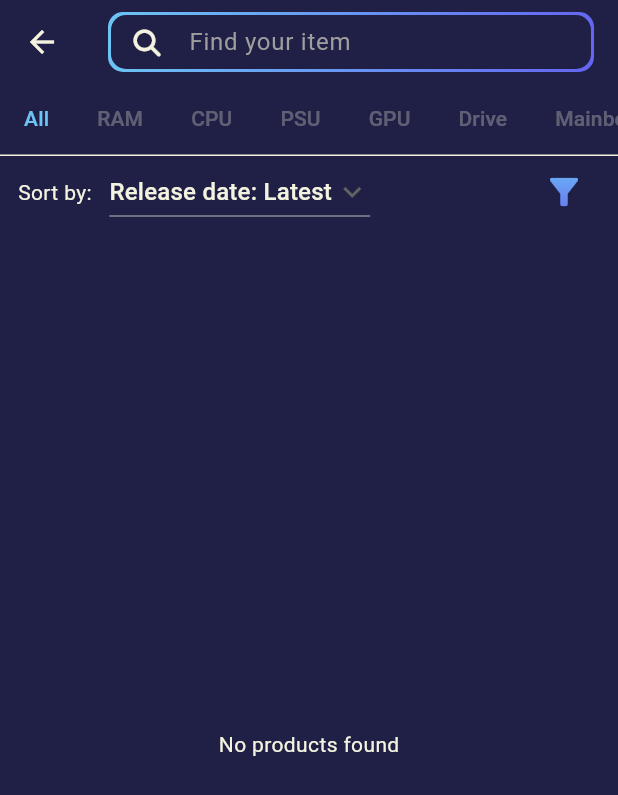
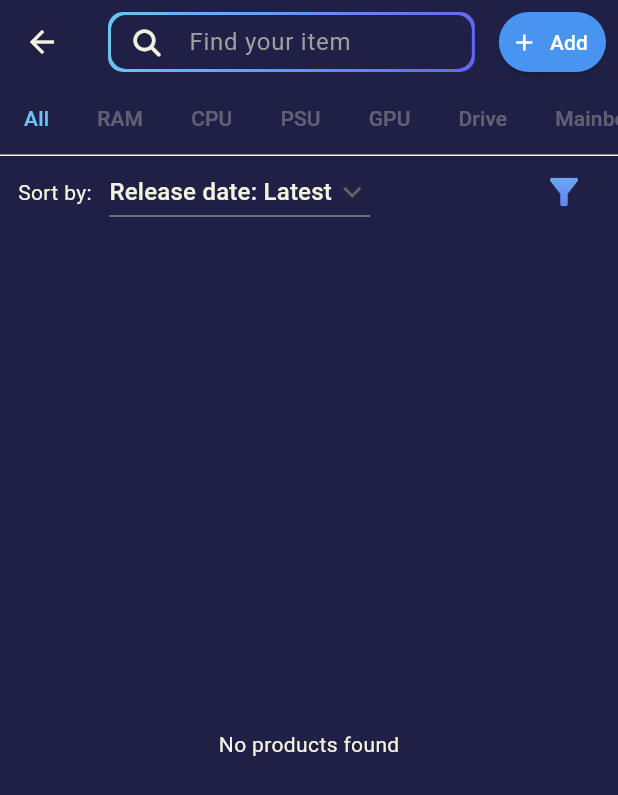
Before and after one commit to FiveM-UIT/OOD-SE100.P13-GoodGadget, a Flutter app: the ProductScreen screen opened directly, on a phone screen of 412 x 824 dp. Shown: the top 795 px of the screen. Run offline on Flutter 3.47's test engine with Material 3 defaults, Android fonts, the phone set to English and light mode, and no system bars; our stand-ins replace bloc, cloud_firestore, equatable, firebase_auth, firebase_core, flutter_bloc and 2 more; accounts and stored records are empty; Roboto replaces fonts that are missing (Montserrat).

Commit message:
add "add product: button

```diff
--- a/lib/screens/product/product_screen/product_screen_view.dart
+++ b/lib/screens/product/product_screen/product_screen_view.dart
@@ -72,6 +72,23 @@ class _ProductScreenState extends State<ProductScreen> with SingleTickerProvider
               cubit.updateSearchText(value);
             },
           ),
+          actions: [
+            ElevatedButton.icon(
+              onPressed: () {
+                // Add your onPressed code here!
+              },
+              icon: const Icon(Icons.add, color: Colors.white),
+              label: const Text('Add', style: TextStyle(color: Colors.white)),
+              style: ElevatedButton.styleFrom(
+                backgroundColor: Theme.of(context).colorScheme.onPrimary,
+                padding: const EdgeInsets.fromLTRB(8, 4, 12, 4),
+                shape: RoundedRectangleBorder(
+                  borderRadius: BorderRadius.circular(32),
+                ),
+              ),
+            ),
+            const SizedBox(width: 8),
+          ],
           bottom: TabBar(
             controller: tabController,
             labelColor: Theme.of(context).colorScheme.primary,
```
